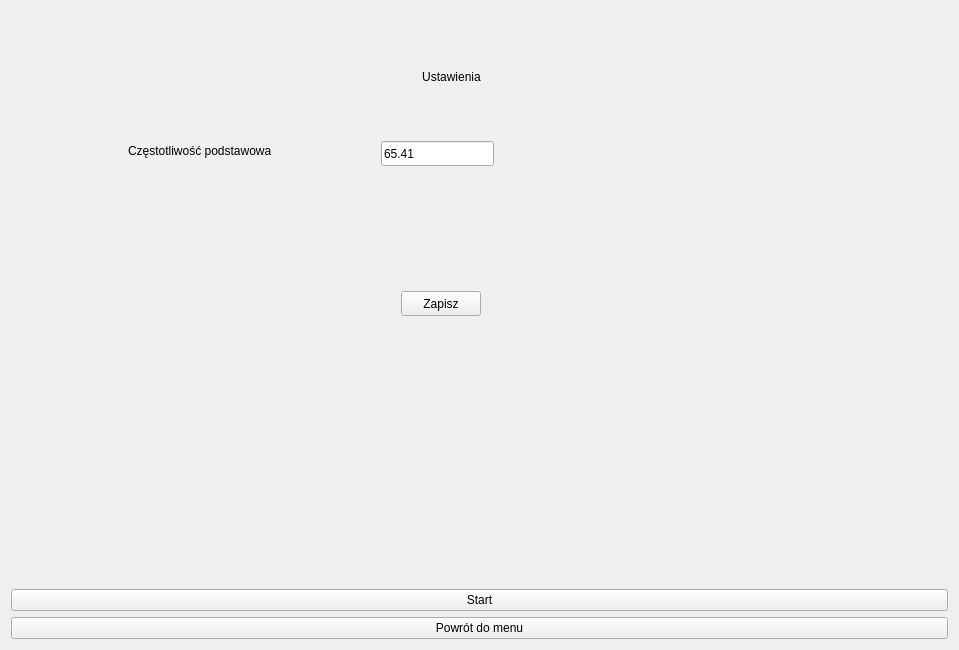
The window that mainwindow.ui (december0123/dzwiekspert) describes before a commit, drawn with Qt 5.
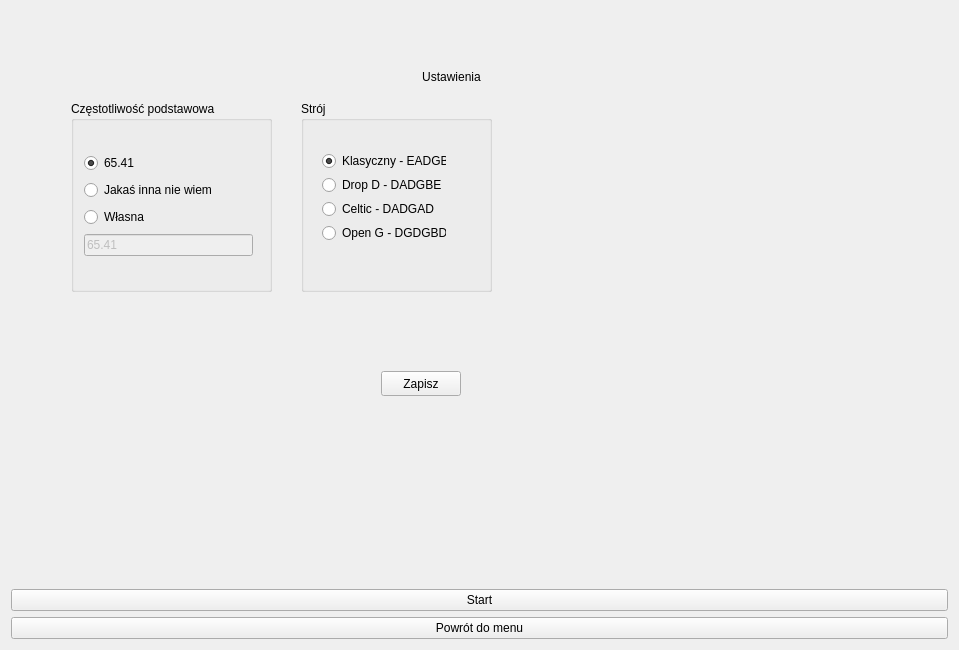
The same window after the commit.

What changed in the file:
```diff
--- a/mainwindow.ui
+++ b/mainwindow.ui
@@ -127,37 +127,11 @@
          <set>Qt::AlignCenter</set>
         </property>
        </widget>
-       <widget class="QLineEdit" name="basicFreqEdit">
-        <property name="geometry">
-         <rect>
-          <x>370</x>
-          <y>130</y>
-          <width>113</width>
-          <height>25</height>
-         </rect>
-        </property>
-        <property name="text">
-         <string>65.41</string>
-        </property>
-       </widget>
-       <widget class="QLabel" name="label_4">
-        <property name="geometry">
-         <rect>
-          <x>117</x>
-          <y>130</y>
-          <width>191</width>
-          <height>20</height>
-         </rect>
-        </property>
-        <property name="text">
-         <string>Częstotliwość podstawowa</string>
-        </property>
-       </widget>
        <widget class="QPushButton" name="saveConfig">
         <property name="geometry">
          <rect>
-          <x>390</x>
-          <y>280</y>
+          <x>370</x>
+          <y>360</y>
           <width>80</width>
           <height>25</height>
          </rect>
@@ -166,6 +140,121 @@
          <string>Zapisz</string>
         </property>
        </widget>
+       <widget class="QGroupBox" name="groupBox_2">
+        <property name="geometry">
+         <rect>
+          <x>60</x>
+          <y>90</y>
+          <width>201</width>
+          <height>191</height>
+         </rect>
+        </property>
+        <property name="title">
+         <string>Częstotliwość podstawowa</string>
+        </property>
+        <widget class="QWidget" name="layoutWidget">
+         <property name="geometry">
+          <rect>
+           <x>2</x>
+           <y>40</y>
+           <width>191</width>
+           <height>131</height>
+          </rect>
+         </property>
+         <layout class="QVBoxLayout" name="verticalLayout_2">
+          <item>
+           <widget class="QRadioButton" name="basic_65">
+            <property name="text">
+             <string>65.41</string>
+            </property>
+            <property name="checked">
+             <bool>true</bool>
+            </property>
+           </widget>
+          </item>
+          <item>
+           <widget class="QRadioButton" name="radioButton_2">
+            <property name="text">
+             <string>Jakaś inna nie wiem</string>
+            </property>
+           </widget>
+          </item>
+          <item>
+           <widget class="QRadioButton" name="basic_custom">
+            <property name="text">
+             <string>Własna</string>
+            </property>
+           </widget>
+          </item>
+          <item>
+           <widget class="QLineEdit" name="basic_customEdit">
+            <property name="enabled">
+             <bool>false</bool>
+            </property>
+            <property name="text">
+             <string>65.41</string>
+            </property>
+           </widget>
+          </item>
+         </layout>
+        </widget>
+       </widget>
+       <widget class="QGroupBox" name="groupBox_3">
+        <property name="geometry">
+         <rect>
+          <x>290</x>
+          <y>90</y>
+          <width>191</width>
+          <height>191</height>
+         </rect>
+        </property>
+        <property name="title">
+         <string>Strój</string>
+        </property>
+        <widget class="QWidget" name="layoutWidget">
+         <property name="geometry">
+          <rect>
+           <x>10</x>
+           <y>40</y>
+           <width>146</width>
+           <height>112</height>
+          </rect>
+         </property>
+         <layout class="QVBoxLayout" name="verticalLayout_3">
+          <item>
+           <widget class="QRadioButton" name="tuning_CLASSIC">
+            <property name="text">
+             <string>Klasyczny - EADGBE</string>
+            </property>
+            <property name="checked">
+             <bool>true</bool>
+            </property>
+           </widget>
+          </item>
+          <item>
+           <widget class="QRadioButton" name="tuning_DROP_D">
+            <property name="text">
+             <string>Drop D - DADGBE</string>
+            </property>
+           </widget>
+          </item>
+          <item>
+           <widget class="QRadioButton" name="tuning_CELTIC">
+            <property name="text">
+             <string>Celtic - DADGAD</string>
+            </property>
+           </widget>
+          </item>
+          <item>
+           <widget class="QRadioButton" name="tuning_OPEN_G">
+            <property name="text">
+             <string>Open G - DGDGBD</string>
+            </property>
+           </widget>
+          </item>
+         </layout>
+        </widget>
+       </widget>
       </widget>
       <widget class="QWidget" name="tuner">
        <layout class="QGridLayout" name="gridLayout_2">
```
